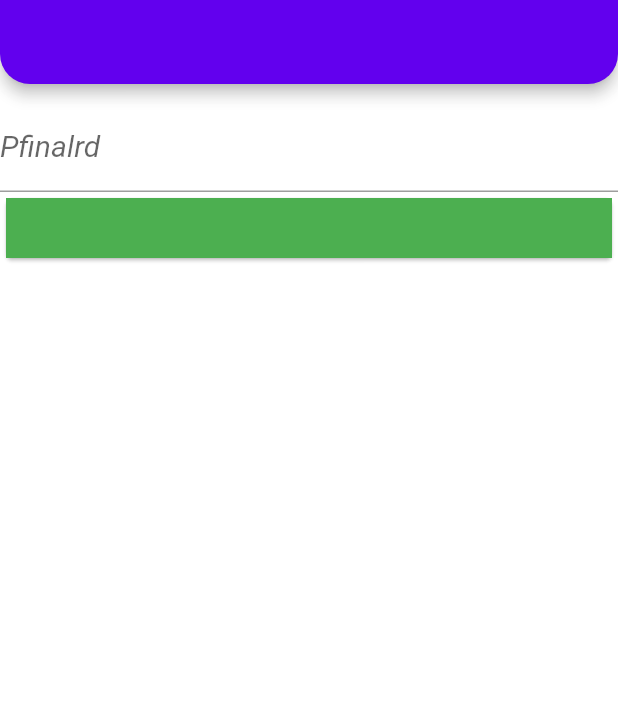
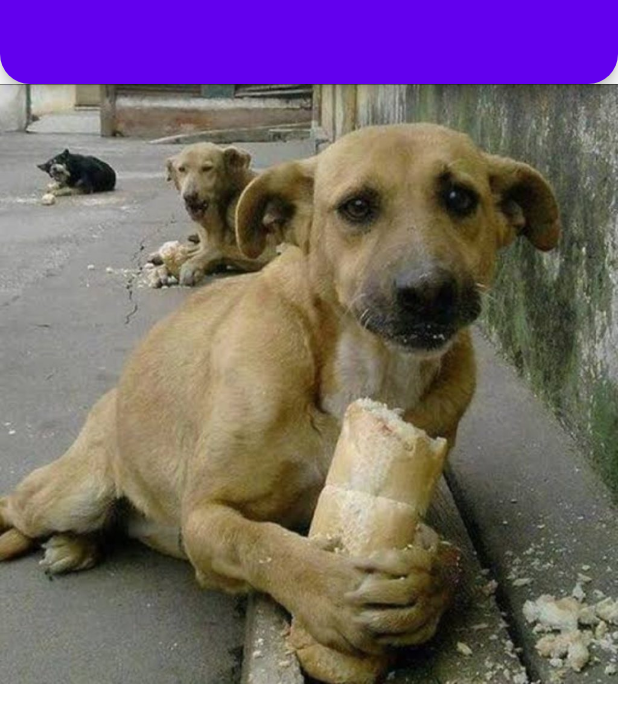
Before and after one commit to fadilbasaran/flutter_all, a Flutter app: the screen it shows after launch, on a phone screen of 412 x 824 dp. Shown: the top 723 px of the screen. Run offline on Flutter 3.47's test engine with Material 2 defaults, Android fonts, the phone set to English and light mode, and no system bars; our stand-ins replace dio, flutter_spinkit.

Commit message:
Image202 is learn

```diff
--- /dev/null
+++ b/lib/202/image_learn_202.dart
@@ -0,0 +1,30 @@
+import 'package:flutter/material.dart';
+
+class ImageLearn202 extends StatefulWidget {
+  const ImageLearn202({super.key});
+
+  @override
+  State<ImageLearn202> createState() => _ImageLearn202State();
+}
+
+class _ImageLearn202State extends State<ImageLearn202> {
+  @override
+  Widget build(BuildContext context) {
+    return Scaffold(
+      appBar: AppBar(),
+      body: ImagePaths.dogIsFreak.toWidget(),
+    );
+  }
+}
+
+enum ImagePaths { dogIsFreak, apple }
+
+extension ImagePathExtantion on ImagePaths {
+  String path() {
+    return 'assets/images/$name.jpg';
+  }
+
+  Widget toWidget() {
+    return Image.asset(path());
+  }
+}
--- a/lib/202/theme/light_theme.dart
+++ b/lib/202/theme/light_theme.dart
@@ -4,6 +4,7 @@ class LightTheme {
   final _lightColor = _LightColor();
 
   late ThemeData theme = ThemeData(
+      primaryIconTheme: const IconThemeData(color: Colors.purple),
       appBarTheme: const AppBarTheme(
           shape: RoundedRectangleBorder(
               borderRadius:
--- a/lib/main.dart
+++ b/lib/main.dart
@@ -1,6 +1,6 @@
 import 'package:flutter/material.dart';
 import 'package:flutter_full_learn/202/theme/light_theme.dart';
-import '202/widget_size_enum_learn.dart';
+import '202/image_learn_202.dart';
 
 void main() {
   runApp(const MyApp());
@@ -38,7 +38,7 @@ class MyApp extends StatelessWidget {
       //         systemOverlayStyle: SystemUiOverlayStyle.light,
       //         backgroundColor: Colors.transparent,
       //         elevation: 0)),
-      home: const WidgetSizeenumLearnView(),
+      home: const ImageLearn202(),
     );
   }
 }
```
Also changed, not shown: lib/demos/password_text_field.dart (+14 -2 lines).
